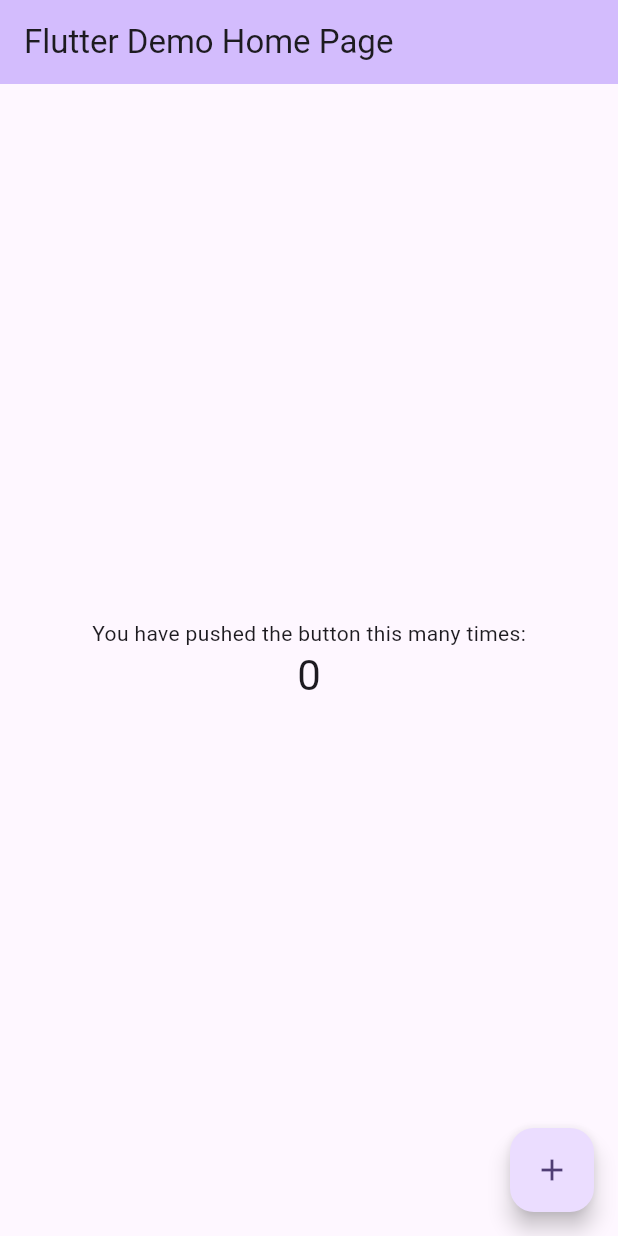
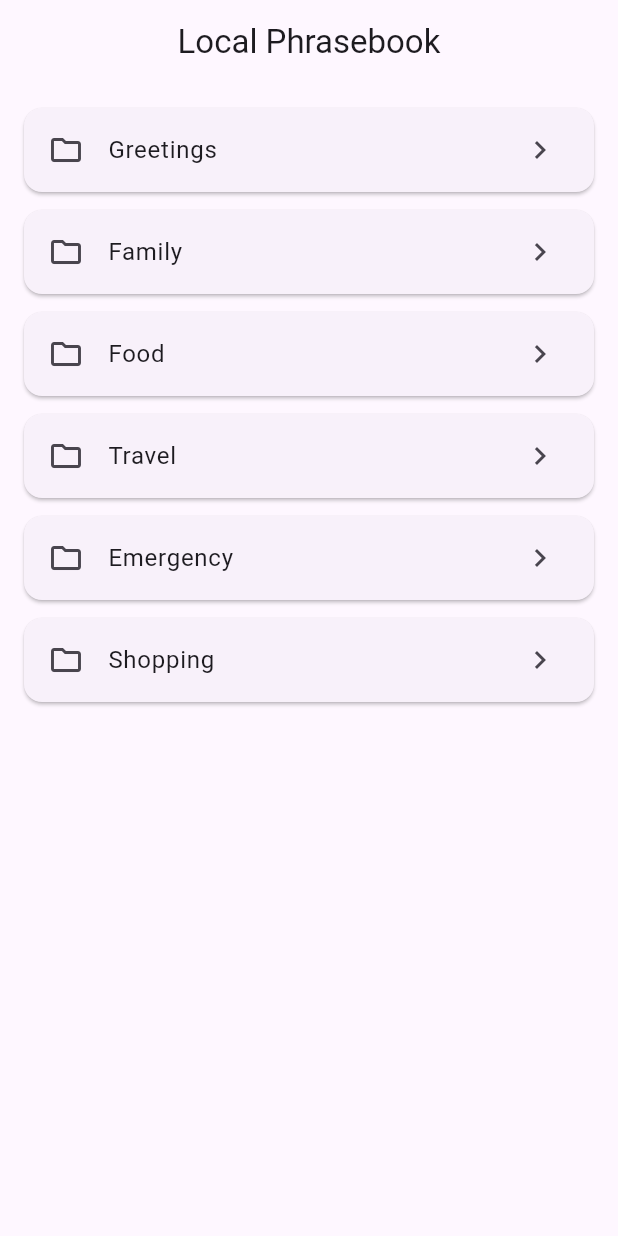
Before and after one commit to CameroonLanguageKeepers/Local-Language-Phrasebook, a Flutter app: the screen it shows after launch, on a phone screen of 412 x 824 dp. Run offline on Flutter 3.47's test engine with Material 3 defaults, Android fonts, the phone set to English and light mode, and no system bars.

Commit message:
Display category list

```diff
--- a/lib/main.dart
+++ b/lib/main.dart
@@ -7,115 +7,56 @@ void main() {
 class MyApp extends StatelessWidget {
   const MyApp({super.key});
 
-  // This widget is the root of your application.
+  static const List<String> categories = [
+    'Greetings',
+    'Family',
+    'Food',
+    'Travel',
+    'Emergency',
+    'Shopping',
+  ];
+
   @override
   Widget build(BuildContext context) {
     return MaterialApp(
-      title: 'Flutter Demo',
+      debugShowCheckedModeBanner: false,
+      title: 'Local Phrasebook',
       theme: ThemeData(
-        // This is the theme of your application.
-        //
-        // TRY THIS: Try running your application with "flutter run". You'll see
-        // the application has a purple toolbar. Then, without quitting the app,
-        // try changing the seedColor in the colorScheme below to Colors.green
-        // and then invoke "hot reload" (save your changes or press the "hot
-        // reload" button in a Flutter-supported IDE, or press "r" if you used
-        // the command line to start the app).
-        //
-        // Notice that the counter didn't reset back to zero; the application
-        // state is not lost during the reload. To reset the state, use hot
-        // restart instead.
-        //
-        // This works for code too, not just values: Most code changes can be
-        // tested with just a hot reload.
-        colorScheme: .fromSeed(seedColor: Colors.deepPurple),
+        colorScheme: ColorScheme.fromSeed(
+          seedColor: Colors.deepPurple,
+        ),
+        useMaterial3: true,
       ),
-      home: const MyHomePage(title: 'Flutter Demo Home Page'),
+      home: const CategoriesPage(),
     );
   }
 }
 
-class MyHomePage extends StatefulWidget {
-  const MyHomePage({super.key, required this.title});
-
-  // This widget is the home page of your application. It is stateful, meaning
-  // that it has a State object (defined below) that contains fields that affect
-  // how it looks.
-
-  // This class is the configuration for the state. It holds the values (in this
-  // case the title) provided by the parent (in this case the App widget) and
-  // used by the build method of the State. Fields in a Widget subclass are
-  // always marked "final".
-
-  final String title;
-
-  @override
-  State<MyHomePage> createState() => _MyHomePageState();
-}
-
-class _MyHomePageState extends State<MyHomePage> {
-  int _counter = 0;
-
-  void _incrementCounter() {
-    setState(() {
-      // This call to setState tells the Flutter framework that something has
-      // changed in this State, which causes it to rerun the build method below
-      // so that the display can reflect the updated values. If we changed
-      // _counter without calling setState(), then the build method would not be
-      // called again, and so nothing would appear to happen.
-      _counter++;
-    });
-  }
+class CategoriesPage extends StatelessWidget {
+  const CategoriesPage({super.key});
 
   @override
   Widget build(BuildContext context) {
-    // This method is rerun every time setState is called, for instance as done
-    // by the _incrementCounter method above.
-    //
-    // The Flutter framework has been optimized to make rerunning build methods
-    // fast, so that you can just rebuild anything that needs updating rather
-    // than having to individually change instances of widgets.
     return Scaffold(
       appBar: AppBar(
-        // TRY THIS: Try changing the color here to a specific color (to
-        // Colors.amber, perhaps?) and trigger a hot reload to see the AppBar
-        // change color while the other colors stay the same.
-        backgroundColor: Theme.of(context).colorScheme.inversePrimary,
-        // Here we take the value from the MyHomePage object that was created by
-        // the App.build method, and use it to set our appbar title.
-        title: Text(widget.title),
+        title: const Text('Local Phrasebook'),
+        centerTitle: true,
       ),
-      body: Center(
-        // Center is a layout widget. It takes a single child and positions it
-        // in the middle of the parent.
-        child: Column(
-          // Column is also a layout widget. It takes a list of children and
-          // arranges them vertically. By default, it sizes itself to fit its
-          // children horizontally, and tries to be as tall as its parent.
-          //
-          // Column has various properties to control how it sizes itself and
-          // how it positions its children. Here we use mainAxisAlignment to
-          // center the children vertically; the main axis here is the vertical
-          // axis because Columns are vertical (the cross axis would be
-          // horizontal).
-          //
-          // TRY THIS: Invoke "debug painting" (choose the "Toggle Debug Paint"
-          // action in the IDE, or press "p" in the console), to see the
-          // wireframe for each widget.
-          mainAxisAlignment: .center,
-          children: [
-            const Text('You have pushed the button this many times:'),
-            Text(
-              '$_counter',
-              style: Theme.of(context).textTheme.headlineMedium,
+      body: ListView.builder(
+        padding: const EdgeInsets.all(16),
+        itemCount: MyApp.categories.length,
+        itemBuilder: (context, index) {
+          final category = MyApp.categories[index];
+
+          return Card(
+            margin: const EdgeInsets.only(bottom: 12),
+            child: ListTile(
+              leading: const Icon(Icons.folder_outlined),
+              title: Text(category),
+              trailing: const Icon(Icons.chevron_right),
             ),
-          ],
-        ),
-      ),
-      floatingActionButton: FloatingActionButton(
-        onPressed: _incrementCounter,
-        tooltip: 'Increment',
-        child: const Icon(Icons.add),
+          );
+        },
       ),
     );
   }
```
